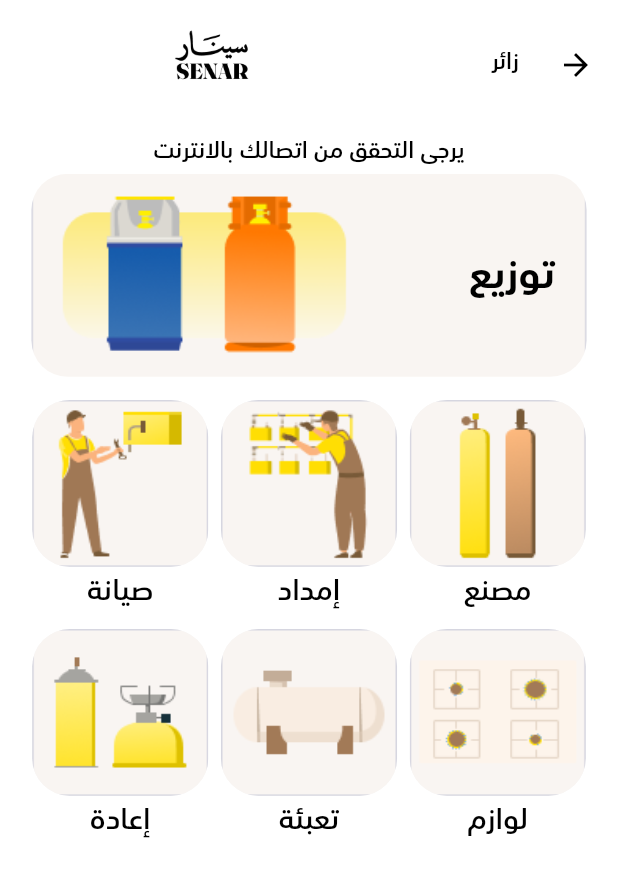
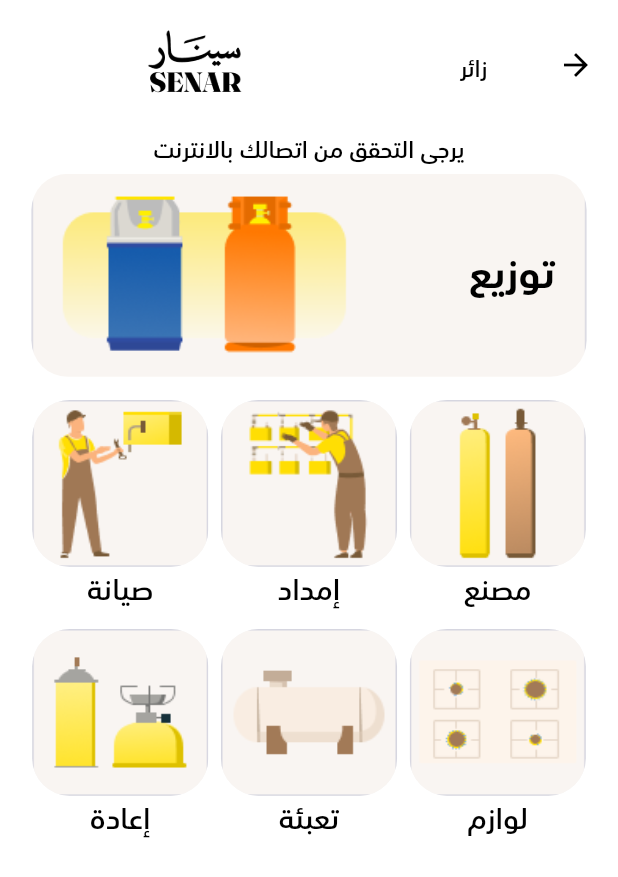
Before and after one commit to Almumez/tawsil_ghaz, a Flutter app: the HomeClientView screen opened directly, on a phone screen of 412 x 824 dp. Shown: the top 877 px of the screen. Run offline on Flutter 3.47's test engine with Material 3 defaults, Android fonts, the phone set to English and light mode, and no system bars; our stand-ins replace cached_network_image, dio, dotted_border, easy_localization, firebase_core, firebase_messaging and 17 more; missing offline and left inert: myfatoorah_flutter; accounts and stored records are empty; network calls fail.

Commit message:
refactor(home/appbar): improve layout structure and spacing in home appbar
The layout of the home appbar has been restructured to use `Expanded` and `Column` for better alignment and spacing. The `CustomImage` size and padding have been adjusted to enhance the visual appearance. These changes improve maintainability and readability of the code without altering its functionality.

```diff
--- a/lib/features/client/home/components/appbar.dart
+++ b/lib/features/client/home/components/appbar.dart
@@ -40,25 +40,20 @@ class _HomeAppbarState extends State<HomeAppbar> {
             crossAxisAlignment: CrossAxisAlignment.start,
             children: [
               Row(
+                mainAxisAlignment: MainAxisAlignment.spaceEvenly,
+                children: [
+                  Expanded(
+                    child: Column(
+                      crossAxisAlignment: CrossAxisAlignment.start,
                       children: [
                         Text(
                           UserModel.i.isAuth
                               ? UserModel.i.fullname.split(' ').firstOrNull ?? ''
                               : LocaleKeys.guest.tr(),
                           style: context.mediumText.copyWith(fontSize: 16),
-                  ),
-                  SizedBox(width: 150.w),
-                  CustomImage(
-                    "assets/images/splash.png",
-                    height: 55.w,
-                    width: 55.w,
-                  ),
-                ],
-              ).withPadding(bottom: 10.h),
+                        ).withPadding(horizontal: 20.w, bottom: 10.h,top: 10.h,),
                         if (UserModel.i.isAuth)
-                Builder(
-                  builder: (context) {
-                    return InkWell(
+                          InkWell(
                             onTap: () => push(NamedRoutes.addresses)
                                 .then((_) => cubit.getAddresses(withLoading: false)),
                             child: Row(
@@ -81,9 +76,16 @@ class _HomeAppbarState extends State<HomeAppbar> {
                                 Icon(Icons.keyboard_arrow_down_outlined)
                               ],
                             ),
-                    );
-                  },
-                )
+                          ).withPadding(horizontal: 20.w)                      ],
+                    ),
+                  ),
+                  CustomImage(
+                    "assets/images/splash.png",
+                    height: 70.w,
+                    width: 70.w,
+                  ).withPadding(horizontal: 80.w),
+                ],
+              ),
             ],
           );
         },
```
Lines whose indentation alone changed are shown as unchanged.
